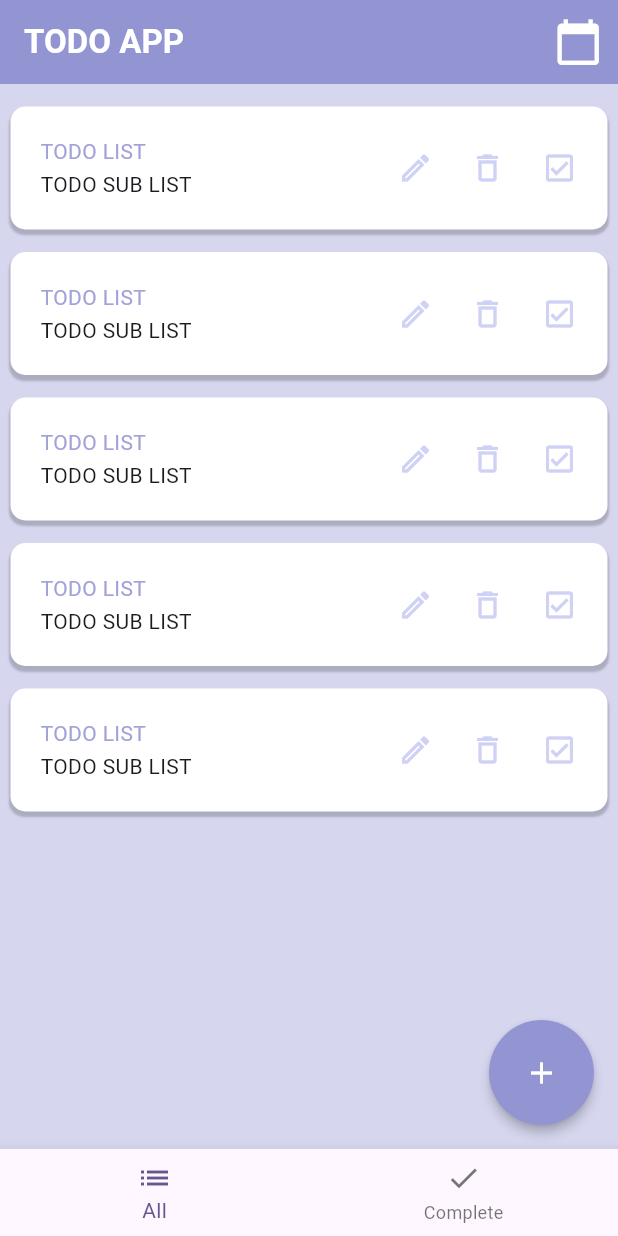
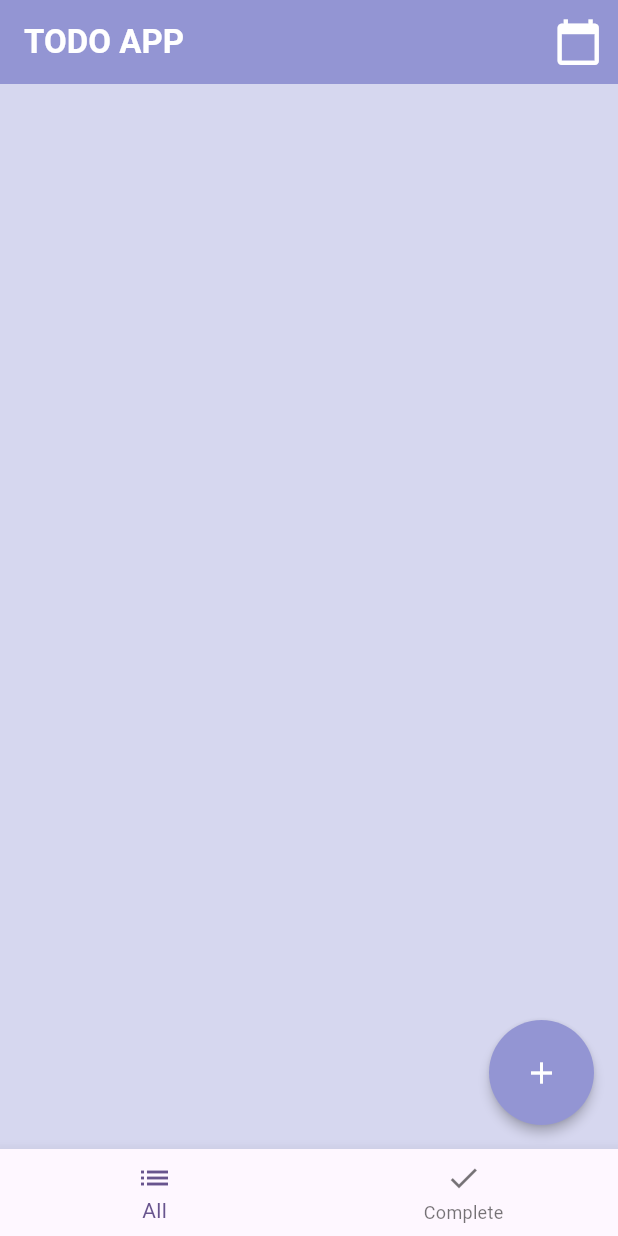
Before and after one commit to SulaimanLmn/Todo-List-App-With-Cubit, a Flutter app: the screen it shows after launch, on a phone screen of 412 x 824 dp. Run offline on Flutter 3.47's test engine with Material 3 defaults, Android fonts, the phone set to English and light mode, and no system bars; our stand-ins replace flutter_bloc.

Commit message:
Add TodoModel, TodoCubit, and implement app logic for TodoList management.

```diff
--- a/lib/main.dart
+++ b/lib/main.dart
@@ -2,6 +2,7 @@ import 'package:flutter/material.dart';
 import 'package:flutter_bloc/flutter_bloc.dart';
 
 import 'package:flutter_bloc_test/cubit/nav_cubit.dart';
+import 'package:flutter_bloc_test/cubit/todo_cubit.dart';
 import 'package:flutter_bloc_test/pages/navpage.dart';
 
 void main() {
@@ -13,8 +14,15 @@ class MyApp extends StatelessWidget {
 
   @override
   Widget build(BuildContext context) {
-    return BlocProvider(
-      create: (context) => NavCubit(),
+    return MultiBlocProvider(
+      providers: [
+        BlocProvider(
+          create: (context) => NavCubit(),
+        ),
+        BlocProvider(
+          create: (context) => TodoCubit(),
+        ),
+      ],
       child: MaterialApp(
         debugShowCheckedModeBanner: false,
         title: 'Flutter Demo',
--- /dev/null
+++ b/lib/models/todo_model.dart
@@ -0,0 +1,7 @@
+class TodoModel {
+  String title;
+  String subList;
+  bool isComplete;
+  TodoModel(
+      {required this.title, required this.subList, required this.isComplete});
+}
--- a/lib/pages/todopage.dart
+++ b/lib/pages/todopage.dart
@@ -1,5 +1,8 @@
 import 'package:flutter/material.dart';
+import 'package:flutter_bloc/flutter_bloc.dart';
 import 'package:flutter_bloc_test/assets/color.dart';
+import 'package:flutter_bloc_test/cubit/todo_cubit.dart';
+import 'package:flutter_bloc_test/models/todo_model.dart';
 import 'package:flutter_bloc_test/pages/addtaskpage.dart';
 import 'package:flutter_bloc_test/pages/edit_task_page.dart';
 
@@ -30,8 +33,14 @@ class TodoPage extends StatelessWidget {
       body: Container(
         padding: const EdgeInsets.symmetric(horizontal: 7, vertical: 15),
         width: double.infinity,
-        child: ListView.separated(
+        child: BlocBuilder<TodoCubit, List<TodoModel>>(
+          builder: (context, todos) {
+            final nonCompleteTodos =
+                BlocProvider.of<TodoCubit>(context).getNonCompleteTodos();
+            return ListView.separated(
                 itemBuilder: (context, index) {
+                  final originalIndex = todos.indexOf(nonCompleteTodos[index]);
+
                   return Container(
                     width: double.infinity,
                     height: 82,
@@ -55,11 +64,11 @@ class TodoPage extends StatelessWidget {
                             crossAxisAlignment: CrossAxisAlignment.start,
                             children: [
                               Text(
-                            "TODO LIST",
+                                nonCompleteTodos[index].title,
                                 style: TextStyle(color: todoTitleColor),
                               ),
                               const Spacer(),
-                          const Text("TODO SUB LIST")
+                              Text(nonCompleteTodos[index].subList)
                             ],
                           ),
                           const Spacer(),
@@ -73,7 +82,10 @@ class TodoPage extends StatelessWidget {
                                   onTap: () {
                                     Navigator.of(context).push(
                                       MaterialPageRoute(
-                                    builder: (context) => EditTaskPage(),
+                                        builder: (context) => EditTaskPage(
+                                          todo: nonCompleteTodos[index],
+                                          index: originalIndex,
+                                        ),
                                       ),
                                     );
                                   },
@@ -82,13 +94,25 @@ class TodoPage extends StatelessWidget {
                                     color: iconColor,
                                   ),
                                 ),
-                            Icon(
+                                GestureDetector(
+                                  onTap: () {
+                                    BlocProvider.of<TodoCubit>(context)
+                                        .deleteTodo(originalIndex);
+                                  },
+                                  child: Icon(
                                     Icons.delete_outline,
                                     color: iconColor,
                                   ),
-                            Icon(
+                                ),
+                                GestureDetector(
+                                  onTap: () {
+                                    BlocProvider.of<TodoCubit>(context)
+                                        .completeTodo(originalIndex);
+                                  },
+                                  child: Icon(
                                     Icons.check_box_outlined,
                                     color: iconColor,
+                                  ),
                                 )
                               ],
                             ),
@@ -103,7 +127,9 @@ class TodoPage extends StatelessWidget {
                     height: 15,
                   );
                 },
-            itemCount: 5),
+                itemCount: nonCompleteTodos.length);
+          },
+        ),
       ),
       floatingActionButton: SizedBox(
         width: 70,
@@ -112,7 +138,7 @@ class TodoPage extends StatelessWidget {
           onPressed: () {
             Navigator.of(context).push(
               MaterialPageRoute(
-                builder: (context) => const AddTaskPage(),
+                builder: (context) => AddTaskPage(),
               ),
             );
           },
```
Also changed, not shown: lib/cubit/todo_cubit.dart (added, +56 -0 lines), lib/pages/addtaskpage.dart (+17 -4 lines), lib/pages/completepage.dart (+13 -4 lines), lib/pages/edit_task_page.dart (+25 -6 lines). Lines whose indentation alone changed are shown as unchanged.
